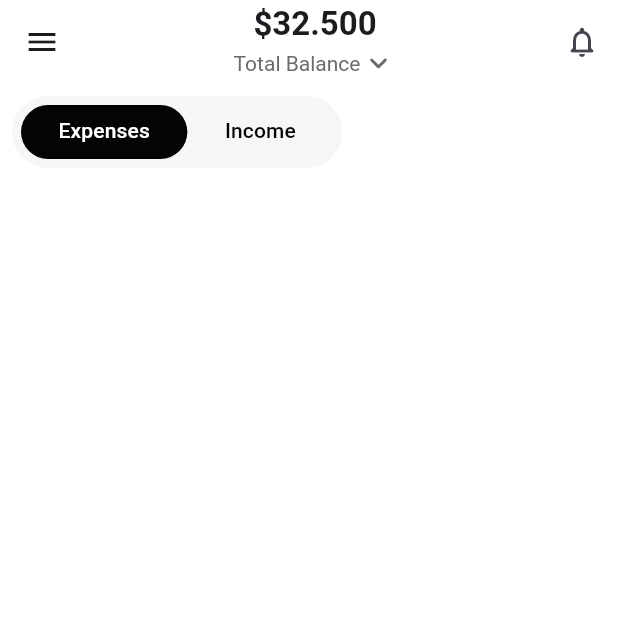
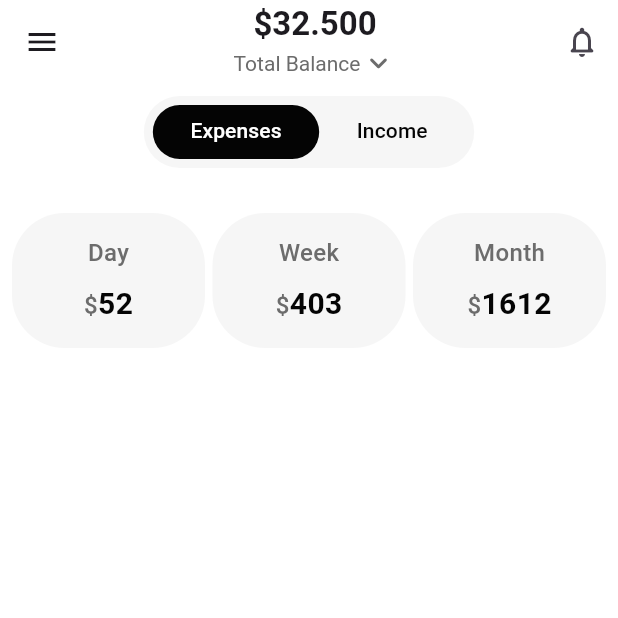
Before and after one commit to MatiasSalomon01/Expense-Tracker-App, a Flutter app: the screen it shows after launch, on a phone screen of 412 x 824 dp, the top half of it. Run offline on Flutter 3.47's test engine with Material 3 defaults, Android fonts, the light colour scheme and no system bars.

Commit message:
feat: TotalBreakdown + Item

```diff
--- a/lib/screens/home_screen/home_screen.dart
+++ b/lib/screens/home_screen/home_screen.dart
@@ -14,7 +14,13 @@ class HomeScreen extends StatelessWidget {
       appBar: CustomAppBar(),
       body: Padding(
         padding: const EdgeInsets.all(8.0),
-        child: Column(children: [CustomTabBar()]),
+        child: Column(
+          children: [
+            Center(child: CustomTabBar()),
+            SizedBox(height: 30),
+            TotalBreakdown(),
+          ],
+        ),
       ),
     );
   }
--- /dev/null
+++ b/lib/screens/home_screen/widgets/total_breakdown.dart
@@ -0,0 +1,19 @@
+import 'package:expense_tracket_app/screens/home_screen/widgets/widgets.dart';
+import 'package:flutter/material.dart';
+
+class TotalBreakdown extends StatelessWidget {
+  const TotalBreakdown({super.key});
+
+  @override
+  Widget build(BuildContext context) {
+    return Row(
+      children: [
+        TotalBreakdownItem(title: 'Day', amount: 52),
+        SizedBox(width: 5),
+        TotalBreakdownItem(title: 'Week', amount: 403),
+        SizedBox(width: 5),
+        TotalBreakdownItem(title: 'Month', amount: 1612),
+      ],
+    );
+  }
+}
--- /dev/null
+++ b/lib/screens/home_screen/widgets/total_breakdown_item.dart
@@ -0,0 +1,60 @@
+import 'package:expense_tracket_app/constants/constants.dart';
+import 'package:flutter/material.dart';
+
+class TotalBreakdownItem extends StatelessWidget {
+  const TotalBreakdownItem({
+    super.key,
+    required this.title,
+    required this.amount,
+  });
+
+  final String title;
+  final int amount;
+
+  @override
+  Widget build(BuildContext context) {
+    return Expanded(
+      child: Container(
+        height: 90,
+        decoration: BoxDecoration(
+          color: AppColors.lightGrey,
+          borderRadius: BorderRadius.circular(35),
+        ),
+        child: Column(
+          mainAxisAlignment: MainAxisAlignment.center,
+          children: [
+            Text(
+              title,
+              style: TextStyle(
+                color: AppColors.grey,
+                fontSize: 16,
+                fontWeight: FontWeight.w500,
+              ),
+            ),
+            SizedBox(height: 8),
+            Text.rich(
+              TextSpan(
+                text: '\$',
+                style: TextStyle(
+                  color: AppColors.grey,
+                  fontSize: 16,
+                  fontWeight: FontWeight.w500,
+                ),
+                children: [
+                  TextSpan(
+                    text: '$amount',
+                    style: TextStyle(
+                      color: AppColors.black,
+                      fontSize: 20,
+                      fontWeight: FontWeight.bold,
+                    ),
+                  ),
+                ],
+              ),
+            ),
+          ],
+        ),
+      ),
+    );
+  }
+}
--- a/lib/screens/home_screen/widgets/widgets.dart
+++ b/lib/screens/home_screen/widgets/widgets.dart
@@ -1 +1,3 @@
+export 'package:expense_tracket_app/screens/home_screen/widgets/total_breakdown.dart';
+export 'package:expense_tracket_app/screens/home_screen/widgets/total_breakdown_item.dart';
 export 'package:expense_tracket_app/screens/home_screen/widgets/custom_tab_bar.dart';
```
